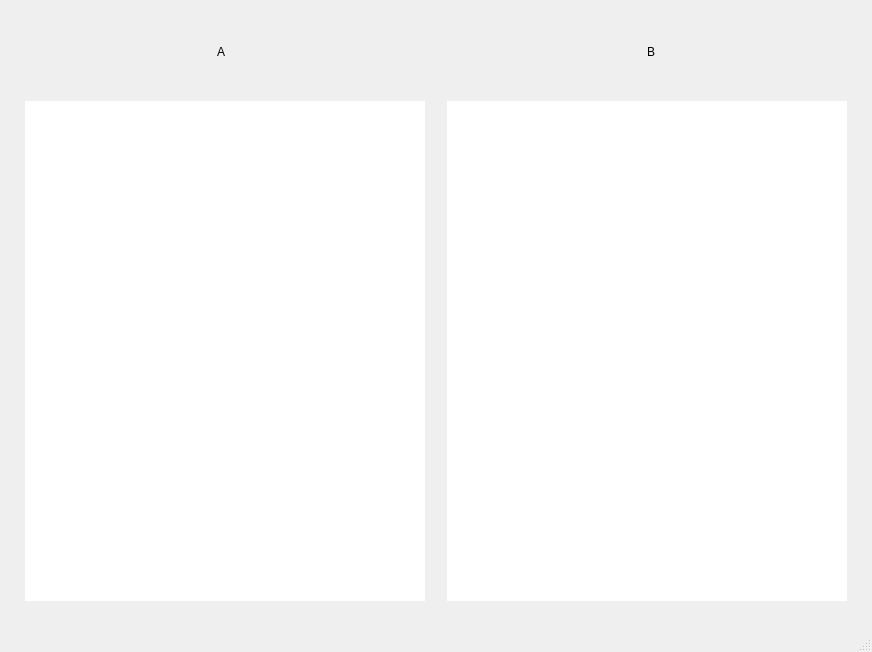
Old version of the form main.ui in the repository Miguel-Arturo-Madrigal-Escoto/Practica-1---IA.
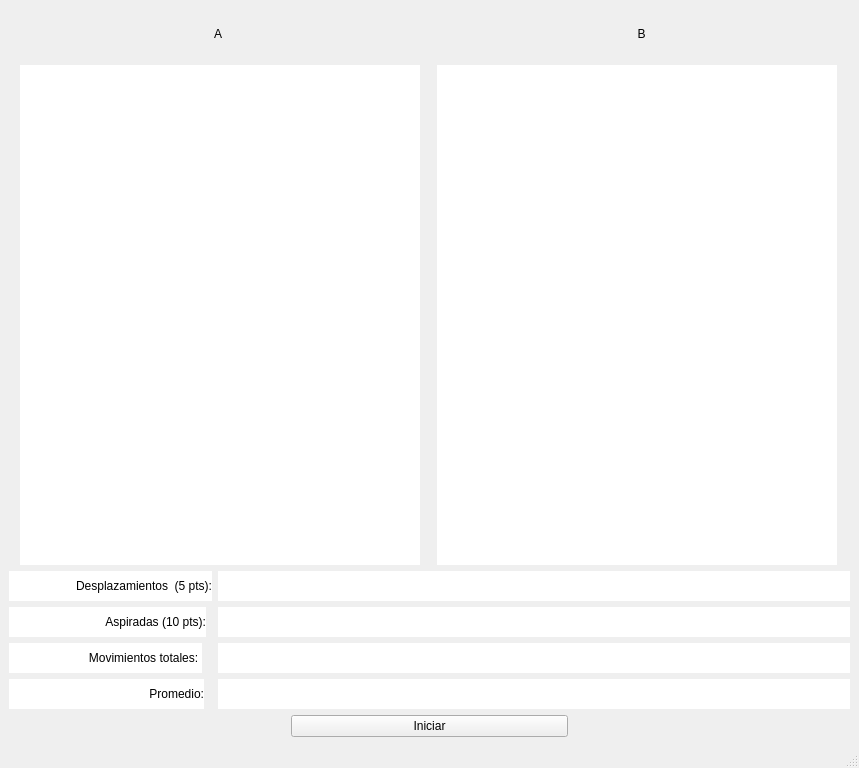
New version of the form.

```diff
--- a/main.ui
+++ b/main.ui
@@ -6,8 +6,8 @@
    <rect>
     <x>0</x>
     <y>0</y>
-    <width>872</width>
-    <height>652</height>
+    <width>859</width>
+    <height>755</height>
    </rect>
   </property>
   <property name="windowTitle">
@@ -15,28 +15,6 @@
   </property>
   <widget class="QWidget" name="centralwidget">
    <layout class="QGridLayout" name="gridLayout">
-    <item row="0" column="0">
-     <widget class="QLabel" name="label_3">
-      <property name="minimumSize">
-       <size>
-        <width>0</width>
-        <height>50</height>
-       </size>
-      </property>
-      <property name="maximumSize">
-       <size>
-        <width>16777215</width>
-        <height>50</height>
-       </size>
-      </property>
-      <property name="text">
-       <string>A</string>
-      </property>
-      <property name="alignment">
-       <set>Qt::AlignCenter</set>
-      </property>
-     </widget>
-    </item>
     <item row="0" column="1">
      <widget class="QLabel" name="label_2">
       <property name="minimumSize">
@@ -113,6 +91,188 @@
       </item>
      </layout>
     </item>
+    <item row="0" column="0">
+     <widget class="QLabel" name="label_3">
+      <property name="minimumSize">
+       <size>
+        <width>0</width>
+        <height>50</height>
+       </size>
+      </property>
+      <property name="maximumSize">
+       <size>
+        <width>16777215</width>
+        <height>50</height>
+       </size>
+      </property>
+      <property name="text">
+       <string>A</string>
+      </property>
+      <property name="alignment">
+       <set>Qt::AlignCenter</set>
+      </property>
+     </widget>
+    </item>
+    <item row="2" column="0" colspan="2">
+     <layout class="QFormLayout" name="formLayout_4">
+      <item row="0" column="0">
+       <widget class="QLabel" name="label_5">
+        <property name="minimumSize">
+         <size>
+          <width>0</width>
+          <height>30</height>
+         </size>
+        </property>
+        <property name="styleSheet">
+         <string notr="true">background-color: rgb(255, 255, 255);</string>
+        </property>
+        <property name="text">
+         <string>                    Desplazamientos  (5 pts):</string>
+        </property>
+        <property name="alignment">
+         <set>Qt::AlignRight|Qt::AlignTrailing|Qt::AlignVCenter</set>
+        </property>
+       </widget>
+      </item>
+      <item row="0" column="1">
+       <widget class="QLabel" name="labelDesplazamientos">
+        <property name="minimumSize">
+         <size>
+          <width>0</width>
+          <height>30</height>
+         </size>
+        </property>
+        <property name="styleSheet">
+         <string notr="true">background-color: rgb(255, 255, 255);</string>
+        </property>
+        <property name="text">
+         <string/>
+        </property>
+       </widget>
+      </item>
+      <item row="1" column="0">
+       <widget class="QLabel" name="label_6">
+        <property name="minimumSize">
+         <size>
+          <width>0</width>
+          <height>30</height>
+         </size>
+        </property>
+        <property name="styleSheet">
+         <string notr="true">background-color: rgb(255, 255, 255);</string>
+        </property>
+        <property name="text">
+         <string>                             Aspiradas (10 pts):</string>
+        </property>
+        <property name="alignment">
+         <set>Qt::AlignRight|Qt::AlignTrailing|Qt::AlignVCenter</set>
+        </property>
+       </widget>
+      </item>
+      <item row="1" column="1">
+       <widget class="QLabel" name="labelAspiradas">
+        <property name="minimumSize">
+         <size>
+          <width>0</width>
+          <height>30</height>
+         </size>
+        </property>
+        <property name="styleSheet">
+         <string notr="true">background-color: rgb(255, 255, 255);</string>
+        </property>
+        <property name="text">
+         <string/>
+        </property>
+       </widget>
+      </item>
+      <item row="3" column="0">
+       <widget class="QLabel" name="label_7">
+        <property name="minimumSize">
+         <size>
+          <width>0</width>
+          <height>30</height>
+         </size>
+        </property>
+        <property name="styleSheet">
+         <string notr="true">background-color: rgb(255, 255, 255);</string>
+        </property>
+        <property name="text">
+         <string>                                          Promedio:</string>
+        </property>
+        <property name="alignment">
+         <set>Qt::AlignRight|Qt::AlignTrailing|Qt::AlignVCenter</set>
+        </property>
+       </widget>
+      </item>
+      <item row="3" column="1">
+       <widget class="QLabel" name="labelPromedio">
+        <property name="minimumSize">
+         <size>
+          <width>0</width>
+          <height>30</height>
+         </size>
+        </property>
+        <property name="styleSheet">
+         <string notr="true">background-color: rgb(255, 255, 255);</string>
+        </property>
+        <property name="text">
+         <string/>
+        </property>
+       </widget>
+      </item>
+      <item row="2" column="0">
+       <widget class="QLabel" name="label_8">
+        <property name="minimumSize">
+         <size>
+          <width>0</width>
+          <height>30</height>
+         </size>
+        </property>
+        <property name="styleSheet">
+         <string notr="true">background-color: rgb(255, 255, 255);</string>
+        </property>
+        <property name="text">
+         <string>                        Movimientos totales: </string>
+        </property>
+       </widget>
+      </item>
+      <item row="2" column="1">
+       <widget class="QLabel" name="labelMovimientosTotales">
+        <property name="styleSheet">
+         <string notr="true">background-color: rgb(255, 255, 255);</string>
+        </property>
+        <property name="text">
+         <string/>
+        </property>
+       </widget>
+      </item>
+     </layout>
+    </item>
+    <item row="3" column="0" colspan="2">
+     <layout class="QHBoxLayout" name="horizontalLayout">
+      <item>
+       <widget class="QLabel" name="label">
+        <property name="text">
+         <string/>
+        </property>
+       </widget>
+      </item>
+      <item>
+       <widget class="QPushButton" name="pushButtonStart">
+        <property name="text">
+         <string>Iniciar</string>
+        </property>
+       </widget>
+      </item>
+      <item>
+       <widget class="QLabel" name="label_4">
+        <property name="text">
+         <string/>
+        </property>
+       </widget>
+      </item>
+     </layout>
+    </item>
    </layout>
   </widget>
   <widget class="QMenuBar" name="menubar">
@@ -120,7 +280,7 @@
     <rect>
      <x>0</x>
      <y>0</y>
-     <width>872</width>
+     <width>859</width>
      <height>21</height>
     </rect>
    </property>
```
